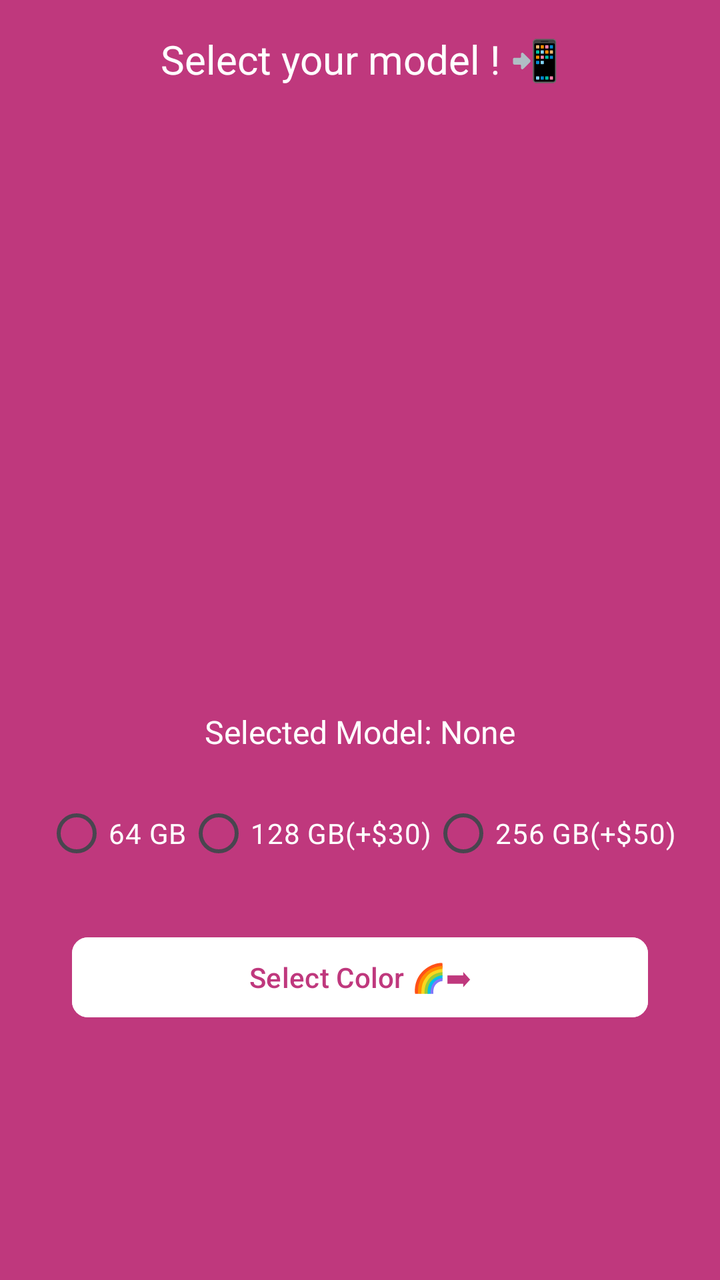
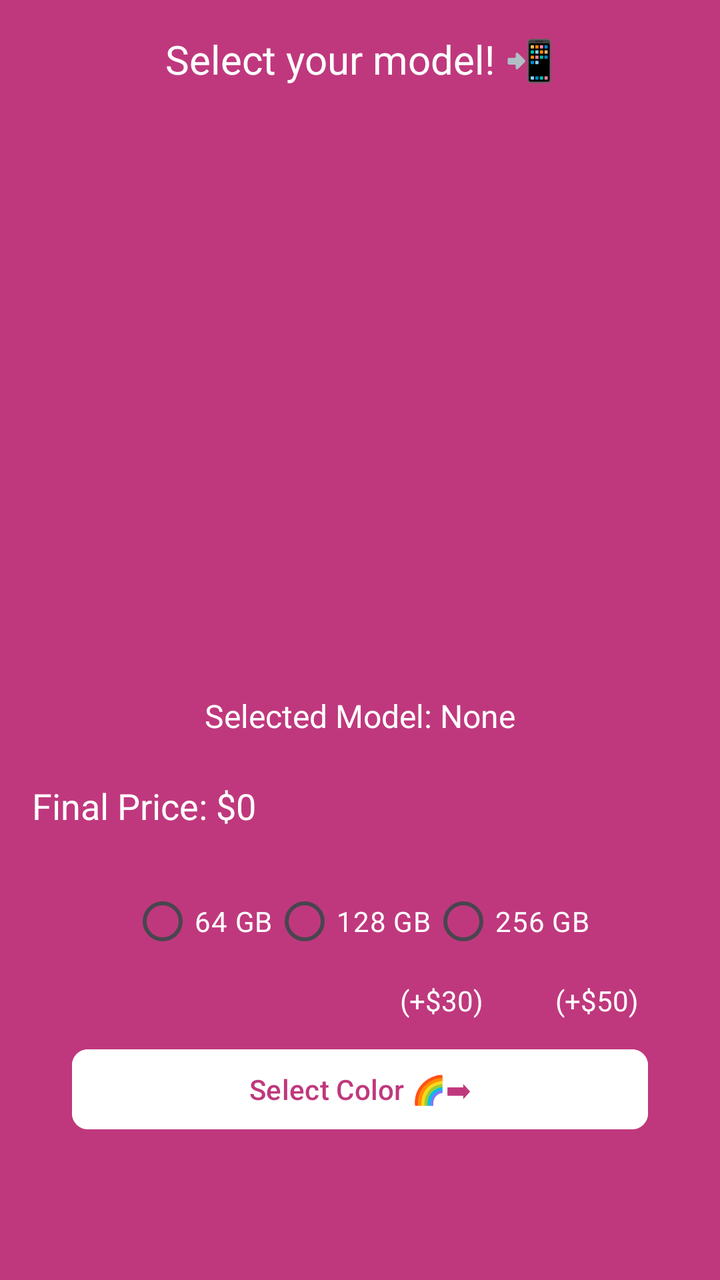

Two renders of the same Android screen: before a commit and after it. Below are the layout's source before the change and the commit's diff.
<!-- AndroidManifest.xml: application theme Theme.Team10_MAPD711_ProjectMilestone2 -->
<!-- res/layout/activity_model_selection3.xml -->
<?xml version="1.0" encoding="utf-8"?>
<androidx.constraintlayout.widget.ConstraintLayout xmlns:android="http://schemas.android.com/apk/res/android"
    xmlns:app="http://schemas.android.com/apk/res-auto"
    xmlns:tools="http://schemas.android.com/tools"
    android:id="@+id/main"
    android:layout_width="match_parent"
    android:layout_height="match_parent"
    android:background="#BF387D"
    tools:context=".ModelSelection3">

    <TextView
        android:id="@+id/textView2"
        android:layout_width="wrap_content"
        android:layout_height="wrap_content"
        android:text="Select your model ! 📲"
        android:textColor="@color/white"
        android:textSize="20sp"
        app:layout_constraintTop_toTopOf="parent"
        app:layout_constraintStart_toStartOf="parent"
        app:layout_constraintEnd_toEndOf="parent"
        android:layout_marginTop="16dp"/>



    
    <androidx.recyclerview.widget.RecyclerView
        android:id="@+id/recyclerView"
        android:layout_width="0dp"
        android:layout_height="0dp"
        app:layout_constraintTop_toBottomOf="@+id/textView2"
        app:layout_constraintBottom_toTopOf="@+id/selectedModelTextView"
        app:layout_constraintStart_toStartOf="parent"
        app:layout_constraintEnd_toEndOf="parent"
        android:layout_marginStart="16dp"
        android:layout_marginEnd="16dp"
        android:layout_marginTop="8dp"
        android:layout_marginBottom="8dp"
        app:layout_constraintHeight_percent="0.45"/>

    <TextView
        android:id="@+id/selectedModelTextView"
        android:layout_width="wrap_content"
        android:layout_height="wrap_content"
        android:text="Selected Model: None"
        android:textColor="@color/white"
        android:textSize="16sp"
        app:layout_constraintTop_toBottomOf="@+id/recyclerView"
        app:layout_constraintBottom_toTopOf="@+id/radioGroupStorage"
        app:layout_constraintStart_toStartOf="parent"
        app:layout_constraintEnd_toEndOf="parent"
        android:layout_margin="8dp" />

    <RadioGroup
        android:id="@+id/radioGroupStorage"
        android:layout_width="wrap_content"
        android:layout_height="wrap_content"
        android:orientation="horizontal"
        app:layout_constraintTop_toBottomOf="@+id/selectedModelTextView"
        app:layout_constraintStart_toStartOf="parent"
        app:layout_constraintEnd_toEndOf="parent"
        android:layout_marginTop="16dp">

        <RadioButton
            android:id="@+id/radio_64gb"
            android:layout_width="wrap_content"
            android:layout_height="wrap_content"
            android:text="64 GB"
            android:textColor="@color/white" />

        <RadioButton
            android:id="@+id/radio_128gb"
            android:layout_width="wrap_content"
            android:layout_height="wrap_content"
            android:text="128 GB(+$30)"
            android:textColor="@color/white" />

        <RadioButton
            android:id="@+id/radio_256gb"
            android:layout_width="wrap_content"
            android:layout_height="wrap_content"
            android:text="256 GB(+$50)"
            android:textColor="@color/white" />
    </RadioGroup>

    <Button
        android:id="@+id/button4"
        android:layout_width="0dp"
    android:layout_height="wrap_content"
    android:backgroundTint="@color/white"
    android:text="Select Color 🌈➡"
    android:textColor="#BF387D"
    app:cornerRadius="8dp"
    app:layout_constraintTop_toBottomOf="@+id/radioGroupStorage"
    app:layout_constraintStart_toStartOf="parent"
    app:layout_constraintEnd_toEndOf="parent"
    app:layout_constraintWidth_percent="0.8"
    android:layout_marginTop="24dp"
    />


</androidx.constraintlayout.widget.ConstraintLayout>
<!-- resources referenced by this layout -->
<resources>
  <color name="white">#FFFFFFFF</color>
  <style name="Theme.Team10_MAPD711_ProjectMilestone2" parent="Base.Theme.Team10_MAPD711_ProjectMilestone2" />
  <style name="Base.Theme.Team10_MAPD711_ProjectMilestone2" parent="Theme.Material3.DayNight.NoActionBar">
          
          
      </style>
</resources>

<!-- the commit's change to res/layout/activity_model_selection3.xml (unified diff, before → after) -->
@@ -1,5 +1,6 @@
 <?xml version="1.0" encoding="utf-8"?>
-<androidx.constraintlayout.widget.ConstraintLayout xmlns:android="http://schemas.android.com/apk/res/android"
+<androidx.constraintlayout.widget.ConstraintLayout
+    xmlns:android="http://schemas.android.com/apk/res/android"
     xmlns:app="http://schemas.android.com/apk/res-auto"
     xmlns:tools="http://schemas.android.com/tools"
     android:id="@+id/main"
@@ -8,35 +9,36 @@
     android:background="#BF387D"
     tools:context=".ModelSelection3">
 
+    
+
     <TextView
-        android:id="@+id/textView2"
+        android:id="@+id/titleTextView"
         android:layout_width="wrap_content"
         android:layout_height="wrap_content"
-        android:text="Select your model ! 📲"
+        android:text="Select your model! 📲"
         android:textColor="@color/white"
         android:textSize="20sp"
         app:layout_constraintTop_toTopOf="parent"
         app:layout_constraintStart_toStartOf="parent"
         app:layout_constraintEnd_toEndOf="parent"
-        android:layout_marginTop="16dp"/>
-
-
+        android:layout_marginTop="16dp" />
 
     
     <androidx.recyclerview.widget.RecyclerView
         android:id="@+id/recyclerView"
         android:layout_width="0dp"
         android:layout_height="0dp"
-        app:layout_constraintTop_toBottomOf="@+id/textView2"
+        android:contentDescription="List of phone models"
+        app:layout_constraintTop_toBottomOf="@+id/titleTextView"
         app:layout_constraintBottom_toTopOf="@+id/selectedModelTextView"
         app:layout_constraintStart_toStartOf="parent"
         app:layout_constraintEnd_toEndOf="parent"
         android:layout_marginStart="16dp"
         android:layout_marginEnd="16dp"
         android:layout_marginTop="8dp"
-        android:layout_marginBottom="8dp"
-        app:layout_constraintHeight_percent="0.45"/>
+        app:layout_constraintHeight_percent="0.45" />
 
+    
     <TextView
         android:id="@+id/selectedModelTextView"
         android:layout_width="wrap_content"
@@ -50,15 +52,50 @@
         app:layout_constraintEnd_toEndOf="parent"
         android:layout_margin="8dp" />
 
+    
+
+    
+
+    
+
+    <Button
+        android:id="@+id/colorSelectionButton"
+        android:layout_width="0dp"
+        android:layout_height="wrap_content"
+        android:layout_marginTop="36dp"
+        android:backgroundTint="@color/white"
+        android:contentDescription="Select phone color"
+        android:text="Select Color 🌈➡"
+        android:textColor="#BF387D"
+        app:cornerRadius="8dp"
+        app:layout_constraintEnd_toEndOf="parent"
+        app:layout_constraintStart_toStartOf="parent"
+        app:layout_constraintTop_toBottomOf="@+id/radioGroupStorage"
+        app:layout_constraintWidth_percent="0.8" />
+
+    <TextView
+        android:id="@+id/textView3"
+        android:layout_width="wrap_content"
+        android:layout_height="wrap_content"
+        android:layout_marginStart="36dp"
+        android:layout_marginTop="5dp"
+        android:layout_marginBottom="8dp"
+        android:text="(+$50)"
+        android:textColor="@color/white"
+        app:layout_constraintBottom_toTopOf="@+id/colorSelectionButton"
+        app:layout_constraintStart_toEndOf="@+id/textView2"
+        app:layout_constraintTop_toBottomOf="@+id/radioGroupStorage"
+        app:layout_constraintVertical_bias="0.25" />
+
     <RadioGroup
         android:id="@+id/radioGroupStorage"
         android:layout_width="wrap_content"
         android:layout_height="wrap_content"
+        android:layout_marginTop="68dp"
         android:orientation="horizontal"
-        app:layout_constraintTop_toBottomOf="@+id/selectedModelTextView"
+        app:layout_constraintEnd_toEndOf="parent"
         app:layout_constraintStart_toStartOf="parent"
-        app:layout_constraintEnd_toEndOf="parent"
-        android:layout_marginTop="16dp">
+        app:layout_constraintTop_toBottomOf="@+id/selectedModelTextView">
 
         <RadioButton
             android:id="@+id/radio_64gb"
@@ -71,31 +108,46 @@
             android:id="@+id/radio_128gb"
             android:layout_width="wrap_content"
             android:layout_height="wrap_content"
-            android:text="128 GB(+$30)"
+            android:text="128 GB"
             android:textColor="@color/white" />
 
         <RadioButton
             android:id="@+id/radio_256gb"
             android:layout_width="wrap_content"
             android:layout_height="wrap_content"
-            android:text="256 GB(+$50)"
+            android:text="256 GB"
             android:textColor="@color/white" />
     </RadioGroup>
 
-    <Button
-        android:id="@+id/button4"
-        android:layout_width="0dp"
-    android:layout_height="wrap_content"
-    android:backgroundTint="@color/white"
-    android:text="Select Color 🌈➡"
-    android:textColor="#BF387D"
-    app:cornerRadius="8dp"
-    app:layout_constraintTop_toBottomOf="@+id/radioGroupStorage"
-    app:layout_constraintStart_toStartOf="parent"
-    app:layout_constraintEnd_toEndOf="parent"
-    app:layout_constraintWidth_percent="0.8"
-    android:layout_marginTop="24dp"
-    />
+    <TextView
+        android:id="@+id/textView2"
+        android:layout_width="wrap_content"
+        android:layout_height="wrap_content"
+        android:layout_marginStart="200dp"
+        android:layout_marginTop="5dp"
+        android:layout_marginBottom="8dp"
+        android:text="(+$30)"
+        android:textColor="@color/white"
+        app:layout_constraintBottom_toTopOf="@+id/colorSelectionButton"
+        app:layout_constraintStart_toStartOf="parent"
+        app:layout_constraintTop_toBottomOf="@+id/radioGroupStorage"
+        app:layout_constraintVertical_bias="0.25" />
+
+    <TextView
+        android:id="@+id/textView5"
+        android:layout_width="wrap_content"
+        android:layout_height="wrap_content"
+        android:layout_marginStart="16dp"
+        android:layout_marginTop="16dp"
+        android:layout_marginBottom="16dp"
+        android:text="Final Price: $0"
+        android:textColor="@color/white"
+        android:textSize="18sp"
+        app:layout_constraintBottom_toTopOf="@+id/radioGroupStorage"
+        app:layout_constraintStart_toStartOf="parent"
+        app:layout_constraintTop_toBottomOf="@+id/selectedModelTextView" />
+
+
 
 
 </androidx.constraintlayout.widget.ConstraintLayout>
